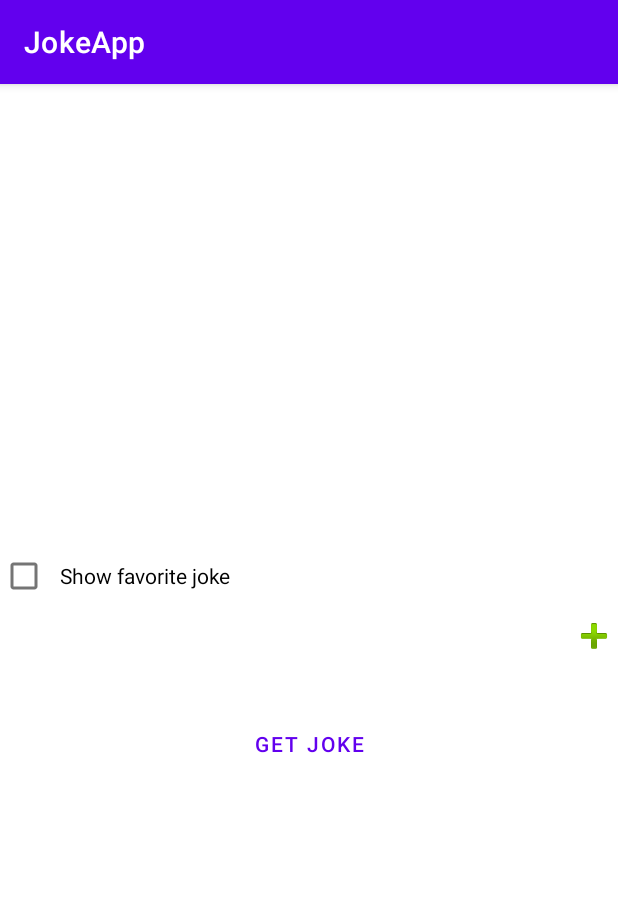
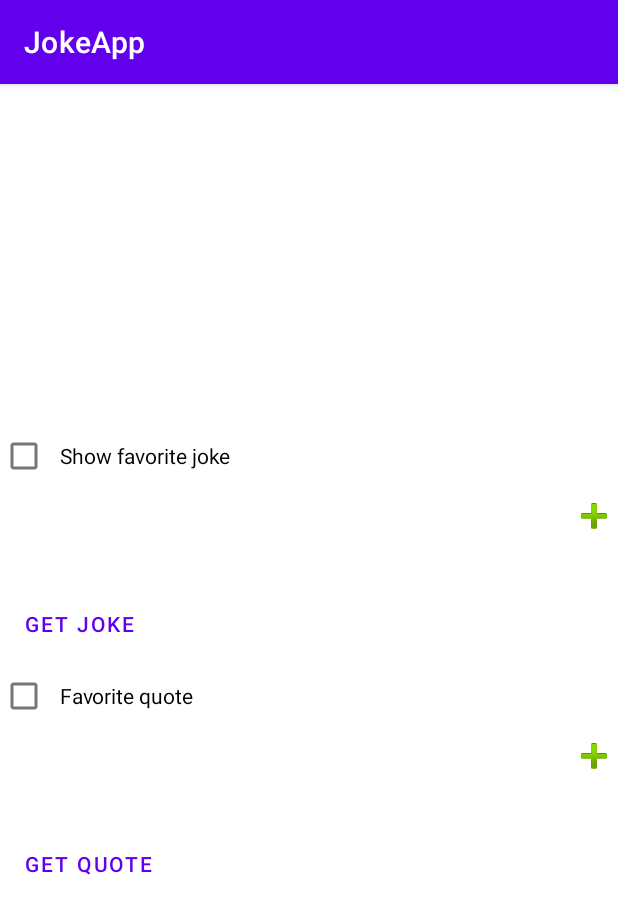
Before and after one commit to elchin123321/JokeApp, an Android app: the screen it shows after launch (MainActivity), on a phone screen of 412 x 824 dp. Shown: the top 914 px of the screen. Run offline under Robolectric (Android 15) with nearby library versions, the phone set to English and light mode, and no system bars; libraries missing offline, so code that uses them is left out: io.realm; 1 statement that could not run was skipped.

Commit message:
L16. CustomView

```diff
--- a/app/src/main/java/com/ei/android/jokeapp/example/MainActivity.kt
+++ b/app/src/main/java/com/ei/android/jokeapp/example/MainActivity.kt
@@ -5,10 +5,7 @@ import android.os.Bundle
 import android.view.View
 import android.widget.*
 import com.ei.android.jokeapp.R
-import com.ei.android.jokeapp.example.views.CorrectButton
-import com.ei.android.jokeapp.example.views.CorrectImageButton
-import com.ei.android.jokeapp.example.views.CorrectProgress
-import com.ei.android.jokeapp.example.views.CorrectTextView
+import com.ei.android.jokeapp.example.views.*
 
 class MainActivity : AppCompatActivity() {
 
@@ -18,23 +15,21 @@ class MainActivity : AppCompatActivity() {
         super.onCreate(savedInstanceState)
         setContentView(R.layout.activity_main)
         baseViewModel = (application as JokeApp).baseViewModel
-        val button = findViewById<CorrectButton>(R.id.actionButton)
-        val progressBar = findViewById<CorrectProgress>(R.id.progressBar)
-        val textView = findViewById<CorrectTextView>(R.id.textView)
-        progressBar.visibility = View.INVISIBLE
-        val checkBox = findViewById<CheckBox>(R.id.checkBox)
-        checkBox.setOnCheckedChangeListener { _, isChecked ->
+
+        val favoriteDataView = findViewById<FavoriteDataView>(R.id.favoriteDataView)
+
+        favoriteDataView.listenChanges { isChecked ->
             baseViewModel.chooseFavorites(isChecked)
         }
-        val changeButton = findViewById<CorrectImageButton>(R.id.iconView)
-        changeButton.setOnClickListener{
+        favoriteDataView.handleChangeButton {
             baseViewModel.changeJokeStatus()
         }
-        button.setOnClickListener{
+        favoriteDataView.handleActionButton {
             baseViewModel.getJoke()
         }
+
         baseViewModel.observe(this,{state->
-            state.show(progressBar,button,textView,changeButton)
+            favoriteDataView.show(state)
         })
 
 
--- /dev/null
+++ b/app/src/main/java/com/ei/android/jokeapp/example/views/FavoriteDataView.kt
@@ -0,0 +1,66 @@
+package com.ei.android.jokeapp.example.views
+
+import android.content.Context
+import android.util.AttributeSet
+import android.view.LayoutInflater
+import android.view.View
+import android.widget.CheckBox
+import android.widget.LinearLayout
+import com.ei.android.jokeapp.R
+import com.ei.android.jokeapp.example.BaseViewModel
+
+class FavoriteDataView: LinearLayout{
+    private lateinit var checkBox:CheckBox
+    private lateinit var textView:CorrectTextView
+    private lateinit var changeButton:CorrectImageButton
+    private lateinit var actionButton:CorrectButton
+    private lateinit var progress:CorrectProgress
+    constructor(context: Context):super(context)
+    constructor(context: Context, attrs:AttributeSet):super(context, attrs){
+        init(attrs)
+    }
+    constructor(context: Context,attrs: AttributeSet, defStyleAttr:Int):super(context, attrs, defStyleAttr){
+        init(attrs)
+    }
+
+    private fun init(attrs: AttributeSet){
+        orientation = VERTICAL
+        (context
+            .getSystemService(Context.LAYOUT_INFLATER_SERVICE) as LayoutInflater)
+            .inflate(R.layout.favorite_data_view, this, true)
+        checkBox = getChildAt(0) as CheckBox
+        val linear = getChildAt(1) as LinearLayout
+        textView = linear.findViewById(R.id.textView)
+        changeButton = linear.findViewById(R.id.iconView)
+        progress = getChildAt(2) as CorrectProgress
+        progress.visibility = View.INVISIBLE
+        actionButton = getChildAt(3) as CorrectButton
+        context.theme.obtainStyledAttributes(attrs,R.styleable.FavoriteDataView,0,0).apply {
+            try{
+                val actionButtonText = getString(R.styleable.FavoriteDataView_actionButtonText)
+                val checkBoxText = getString(R.styleable.FavoriteDataView_checkBoxText)
+                actionButton.text = actionButtonText
+                checkBox.text = checkBoxText
+            }finally {
+                recycle()
+            }
+        }
+    }
+
+    fun listenChanges(block: (checked:Boolean)->Unit) =
+        checkBox.setOnCheckedChangeListener{_, isChecked->
+            block.invoke(isChecked)
+        }
+    fun handleChangeButton(block: () ->Unit) = changeButton.setOnClickListener {
+        block.invoke()
+    }
+    fun handleActionButton(block:()->Unit) = actionButton.setOnClickListener {
+        block.invoke()
+    }
+
+    fun show(state: BaseViewModel.State) = state.show(progress,actionButton,textView,changeButton)
+
+
+
+
+}
--- a/app/src/main/res/layout/activity_main.xml
+++ b/app/src/main/res/layout/activity_main.xml
@@ -1,52 +1,25 @@
 <?xml version="1.0" encoding="utf-8"?>
 <LinearLayout xmlns:android="http://schemas.android.com/apk/res/android"
     xmlns:tools="http://schemas.android.com/tools"
+    xmlns:custom = "http://schemas.android.com/apk/res-auto"
     android:orientation="vertical"
     android:layout_width="match_parent"
     android:layout_height="match_parent"
     android:gravity="center"
     tools:context=".example.MainActivity">
-    <CheckBox
-        android:id="@+id/checkBox"
-        android:padding="@dimen/small_margin"
-        android:text="@string/show_favorite_joke"
+    <com.ei.android.jokeapp.example.views.FavoriteDataView
+        android:id="@+id/favoriteDataView"
         android:layout_width="match_parent"
+        custom:actionButtonText="@string/get_joke"
+        custom:checkBoxText="@string/show_favorite_joke"
         android:layout_height="wrap_content"/>
-    <LinearLayout
+    <com.ei.android.jokeapp.example.views.FavoriteDataView
+        android:id="@+id/quoteFavoriteView"
         android:layout_width="match_parent"
         android:layout_height="wrap_content"
-        android:orientation="horizontal">
-        <com.ei.android.jokeapp.example.views.CorrectTextView
-            android:id="@+id/textView"
-            android:layout_weight="1"
-            android:layout_width="0dp"
-            android:layout_height="wrap_content"
-            android:gravity="center"
-            tools:text="Joke or error message"
-            android:layout_gravity="center"
-            />
-        <com.ei.android.jokeapp.example.views.CorrectImageButton
-            android:background="?selectableItemBackground"
-            android:layout_gravity="center_vertical"
-            android:id="@+id/iconView"
-            android:src="@android:drawable/ic_input_add"
-            android:layout_width="wrap_content"
-            android:layout_height="wrap_content"/>
-    </LinearLayout>
-    <com.ei.android.jokeapp.example.views.CorrectProgress
-        android:indeterminate="true"
-        android:id="@+id/progressBar"
-        android:layout_width="match_parent"
-        android:layout_height="wrap_content"
-        style="?android:attr/progressBarStyleHorizontal"
-        android:padding="@dimen/small_margin"
-        />
-    <com.ei.android.jokeapp.example.views.CorrectButton
-        android:id="@+id/actionButton"
-        android:layout_width="wrap_content"
-        android:layout_height="wrap_content"
-        android:text="@string/get_joke"
-        style="@style/Widget.MaterialComponents.Button.OutlinedButton"
+        custom:actionButtonText="@string/get_quote"
+        custom:checkBoxText="@string/show_favorite_quote"
         />
 
+
 </LinearLayout>
--- /dev/null
+++ b/app/src/main/res/layout/favorite_data_view.xml
@@ -0,0 +1,48 @@
+<?xml version="1.0" encoding="utf-8"?>
+<merge xmlns:android="http://schemas.android.com/apk/res/android"
+    xmlns:tools="http://schemas.android.com/tools">
+
+    <CheckBox
+        android:id="@+id/checkBox"
+        android:padding="@dimen/small_margin"
+        tools:text="@string/show_favorite_joke"
+        android:layout_width="match_parent"
+        android:layout_height="wrap_content"/>
+    <LinearLayout
+        android:layout_width="match_parent"
+        android:layout_height="wrap_content"
+        android:orientation="horizontal">
+        <com.ei.android.jokeapp.example.views.CorrectTextView
+            android:id="@+id/textView"
+            android:layout_weight="1"
+            android:layout_width="0dp"
+            android:layout_height="wrap_content"
+            android:gravity="center"
+            tools:text="Joke or error message"
+            android:layout_gravity="center"
+            />
+        <com.ei.android.jokeapp.example.views.CorrectImageButton
+            android:background="?selectableItemBackground"
+            android:layout_gravity="center_vertical"
+            android:id="@+id/iconView"
+            android:src="@android:drawable/ic_input_add"
+            android:layout_width="wrap_content"
+            android:layout_height="wrap_content"/>
+    </LinearLayout>
+    <com.ei.android.jokeapp.example.views.CorrectProgress
+        android:indeterminate="true"
+        android:id="@+id/progressBar"
+        android:layout_width="match_parent"
+        android:layout_height="wrap_content"
+        style="?android:attr/progressBarStyleHorizontal"
+        android:padding="@dimen/small_margin"
+        />
+    <com.ei.android.jokeapp.example.views.CorrectButton
+        android:id="@+id/actionButton"
+        android:layout_width="wrap_content"
+        android:layout_height="wrap_content"
+        tools:text="@string/get_joke"
+        style="@style/Widget.MaterialComponents.Button.OutlinedButton"
+        />
+
+</merge>
--- /dev/null
+++ b/app/src/main/res/values/attrs.xml
@@ -0,0 +1,7 @@
+<?xml version="1.0" encoding="utf-8"?>
+<resources>
+    <declare-styleable name="FavoriteDataView">
+        <attr name="checkBoxText" format="string"/>
+        <attr name="actionButtonText" format="string"/>
+    </declare-styleable>
+</resources>
--- a/app/src/main/res/values/strings.xml
+++ b/app/src/main/res/values/strings.xml
@@ -9,4 +9,6 @@
     <string name="show_favorite_joke">Show favorite joke</string>
     <string name="no_cached_jokes">No favorite jokes! Add on by heart icon</string>
     <string name="generic_fail_message">generic_fail_message</string>
+    <string name="show_favorite_quote">Favorite quote</string>
+    <string name="get_quote">GET QUOTE</string>
 </resources>
```
